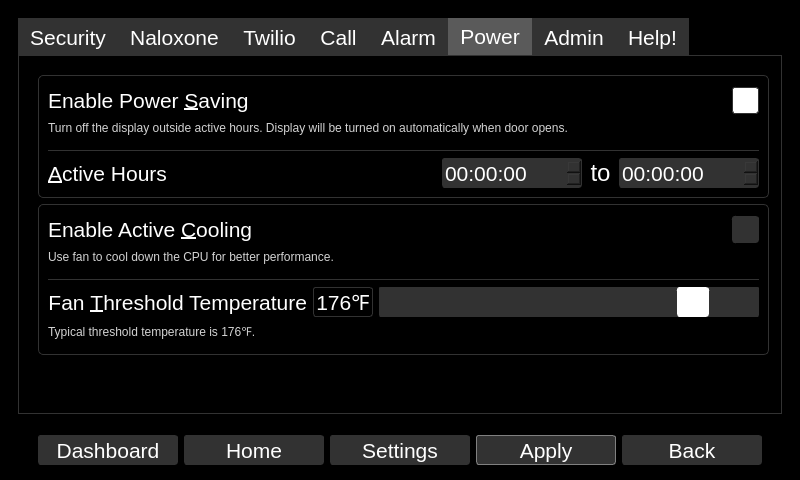
Before: the Qt Designer form qt_design/main_window.ui in zyl120/Naloxone_Safety_Kit, drawn with Qt 5.
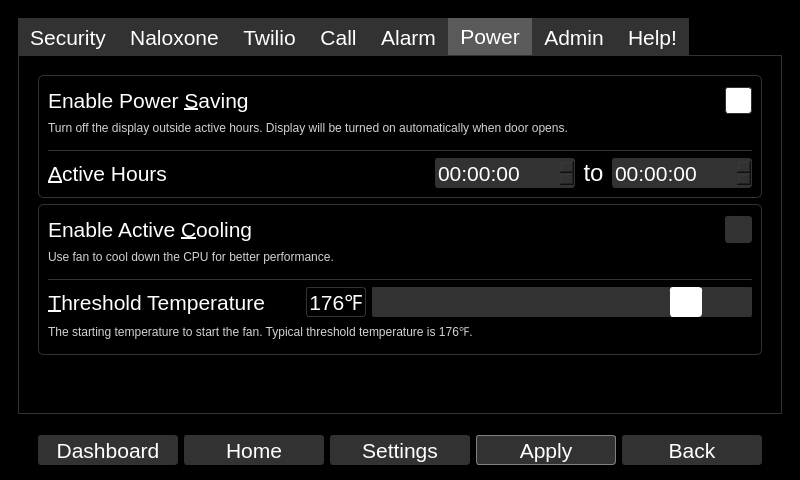
After: the same form once the commit is applied. The open tabs and pages were chosen to show the change.

Commit message: adjust text length

```diff
--- a/qt_design/main_window.ui
+++ b/qt_design/main_window.ui
@@ -2739,7 +2739,7 @@
                <property name="geometry">
                 <rect>
                  <x>0</x>
-                 <y>-40</y>
+                 <y>-45</y>
                  <width>714</width>
                  <height>383</height>
                 </rect>
@@ -3124,7 +3124,7 @@
                         <string notr="true">color:white</string>
                        </property>
                        <property name="text">
-                        <string>Fan &amp;Threshold Temperature</string>
+                        <string>&amp;Threshold Temperature</string>
                        </property>
                        <property name="alignment">
                         <set>Qt::AlignRight|Qt::AlignTrailing|Qt::AlignVCenter</set>
@@ -3243,7 +3243,7 @@
                       <string notr="true">color:lightgrey</string>
                      </property>
                      <property name="text">
-                      <string>Typical threshold temperature is 176℉.</string>
+                      <string>The starting temperature to start the fan. Typical threshold temperature is 176℉.</string>
                      </property>
                      <property name="alignment">
                       <set>Qt::AlignLeading|Qt::AlignLeft|Qt::AlignTop</set>
```
Left out of the diff: 6 changed lines with no effect on the pictures. The commit also changes 2 other files.
